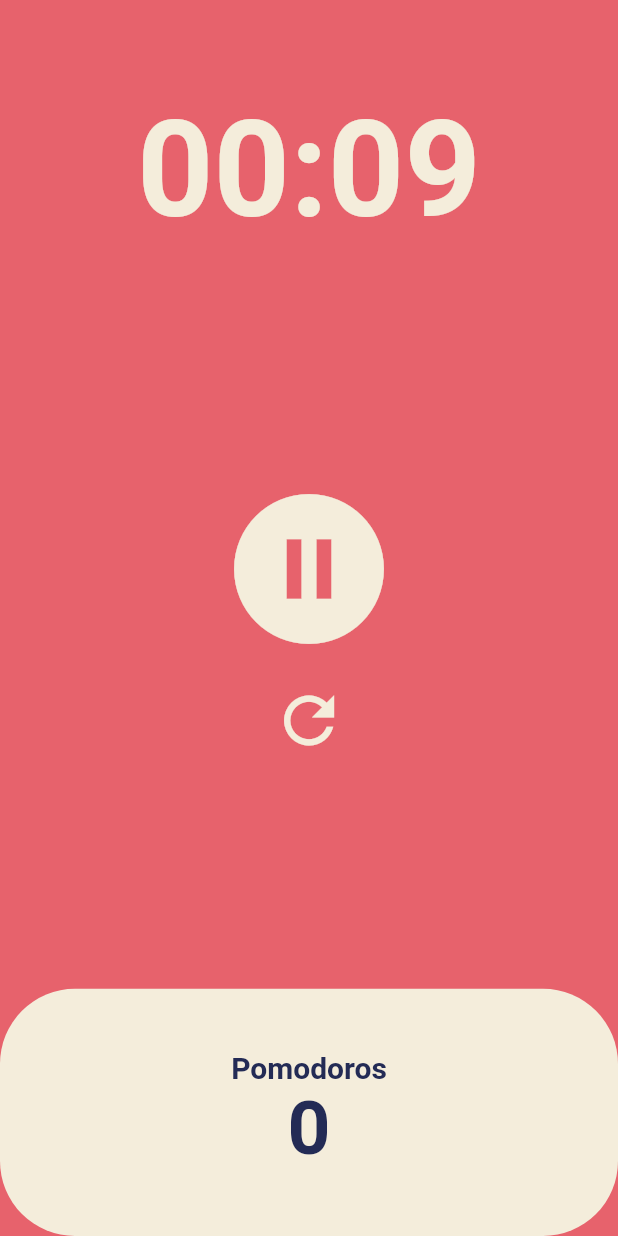
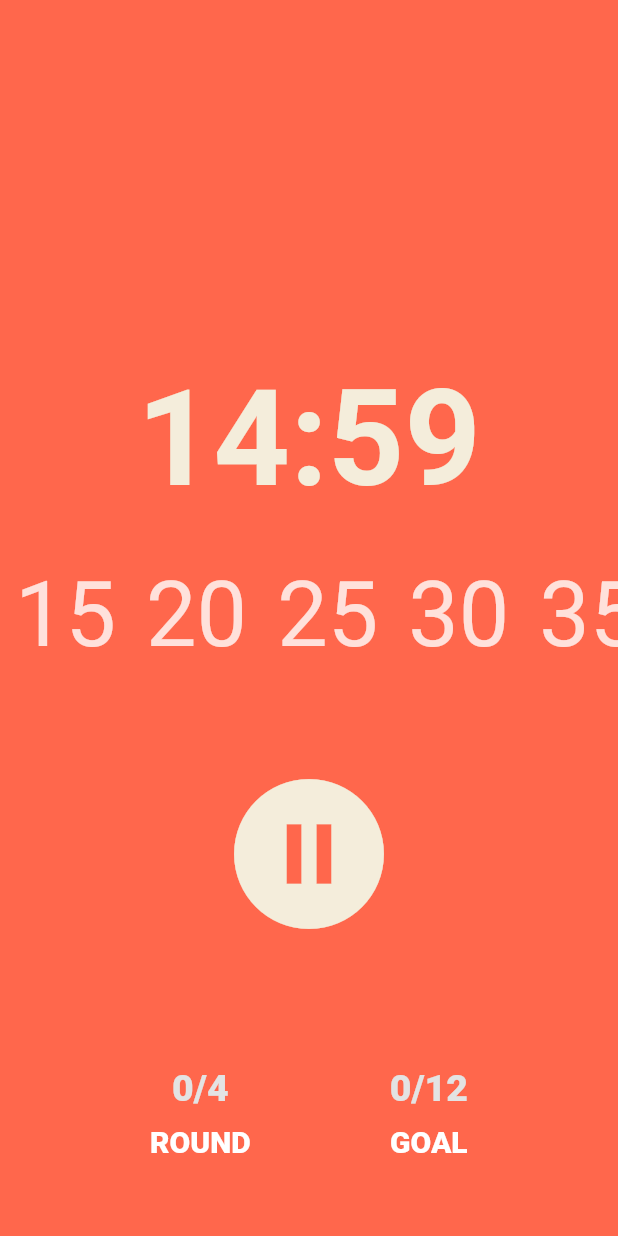
Before and after one commit to imsong97/FlutterStart, a Flutter app: the screen it shows after launch, after a tap on the "play circle outline" icon, on a phone screen of 412 x 824 dp. Run offline on Flutter 3.47's test engine with Material 2 defaults, Android fonts, the phone set to English and light mode, and no system bars.

Commit message:
플러터 챌린지 작업

```diff
--- a/Timer/lib/main.dart
+++ b/Timer/lib/main.dart
@@ -1,5 +1,5 @@
 import 'package:flutter/material.dart';
-import 'package:timer/HomeScreen.dart';
+import 'dart:async';
 
 void main() {
   runApp(const MyApp());
@@ -14,7 +14,7 @@ class MyApp extends StatelessWidget {
     return MaterialApp(
       title: 'Flutter Demo',
       theme: ThemeData(
-        backgroundColor: const Color(0xFFE7626C),
+        backgroundColor: Color(0xFFFF674C),
         textTheme: const TextTheme(
           headline1: TextStyle(
             color: Color(0xFF232B55),
@@ -22,7 +22,190 @@ class MyApp extends StatelessWidget {
         ),
         cardColor: const Color(0xFFF4EDDB),
       ),
-      home: const HomeScreen(),
+      home: const Challenge(),
     );
   }
 }
+
+class Challenge extends StatefulWidget {
+  const Challenge({Key? key}) : super(key: key);
+
+  @override
+  State<Challenge> createState() => _ChallengeState();
+}
+
+class _ChallengeState extends State<Challenge> {
+  static const INIT_SECONDS = 0;
+  static const INIT_BREAK_SECONDS = 300;
+
+  int totalSeconds = INIT_SECONDS;
+  bool isRunning = false;
+  late Timer timer;
+  int pomodoros = 0;
+  int goal = 0;
+
+  late final List<int> _minuteList = [15, 20, 25, 30, 35];
+
+  bool nowBreakTime = false;
+  late Timer breakTimer;
+  int breakTimeSeconds = INIT_BREAK_SECONDS;
+
+  String _formatter(int seconds) {
+    return Duration(seconds: seconds).toString().split(".").first.substring(2, 7);
+  }
+
+  void _startCount() {
+    isRunning = true;
+    timer = Timer.periodic(const Duration(seconds: 1), (timer) {
+      if(totalSeconds == 0) {
+        pomodoros++;
+        isRunning = false;
+        totalSeconds = INIT_SECONDS;
+        timer.cancel();
+        if (pomodoros == 4) {
+          pomodoros = 0;
+          goal++;
+        }
+        _startBreakTimer();
+      } else {
+        totalSeconds--;
+      }
+      setState(() {});
+    });
+    setState(() {});
+  }
+
+  void _onPause() {
+    timer.cancel();
+    isRunning = false;
+    setState(() {});
+  }
+
+  void _startBreakTimer() {
+    nowBreakTime = true;
+    breakTimer = Timer.periodic(const Duration(seconds: 1), (timer) {
+      if(breakTimeSeconds == 0) {
+        nowBreakTime = false;
+        breakTimeSeconds = INIT_BREAK_SECONDS;
+        timer.cancel();
+      } else {
+        breakTimeSeconds--;
+      }
+      setState(() {});
+    });
+  }
+
+  void _showBreakTimeDialog() {
+    showDialog(
+      context: context,
+      builder: (BuildContext context) {
+        return AlertDialog(
+          title: Text('Now Break Time!!'),
+          content: Text('5분 휴식 후 시작하세요.'),
+          actions: [
+            TextButton(
+              onPressed: () {
+                Navigator.of(context).pop();
+              },
+              child: Text('OK'),
+            ),
+          ],
+        );
+      },
+    );
+  }
+
+  @override
+  Widget build(BuildContext context) {
+    return Scaffold(
+      backgroundColor: Theme.of(context).backgroundColor,
+      body: Column(
+        children: [
+          Flexible(child: Container(
+            alignment: Alignment.bottomCenter,
+            child: Text(_formatter(totalSeconds),
+                style: TextStyle(
+                  color: Theme.of(context).cardColor,
+                  fontSize: 89,
+                  fontWeight: FontWeight.w600,)
+            ),
+          ), flex: 3,),
+          SizedBox(height: 20,),
+          Flexible(child: Container(
+            height: 90,
+            child: ListView.builder(
+              itemCount: _minuteList.length,
+              scrollDirection: Axis.horizontal,
+              itemBuilder: (context, i) {
+                return GestureDetector(
+                  child: Container(
+                    padding: EdgeInsets.all(10),
+                    child: Text(_minuteList[i].toString(), style: TextStyle(color: Colors.white.withOpacity(0.8), fontSize: 60)),
+                  ),
+                  onTap: () {
+                    if (!isRunning) {
+                      totalSeconds = 10;
+                      setState(() {});
+                    }
+                  },
+                );
+              }, ),
+          ), flex: 1,),
+          Flexible(child: Column(
+              mainAxisAlignment: MainAxisAlignment.center,
+              children: [
+                IconButton(
+                  iconSize: 120,
+                  color: Theme.of(context).cardColor,
+                  onPressed: (){
+                    if (isRunning) {
+                      _onPause();
+                    } else {
+                      if (nowBreakTime) {
+                        _showBreakTimeDialog();
+                      } else {
+                        if (totalSeconds == 0) totalSeconds = _minuteList[0] * 60;
+                        _startCount();
+                      }
+                    }
+                  },
+                  icon: Icon(isRunning ? Icons.pause_circle : Icons.play_circle_outline),
+                ),
+              ]
+          ), flex: 2,),
+          Flexible(child: Padding(
+            padding: const EdgeInsets.symmetric(horizontal: 100),
+            child: Row(
+              mainAxisAlignment: MainAxisAlignment.spaceBetween,
+              crossAxisAlignment: CrossAxisAlignment.end,
+              children: [
+                Container(
+                  child: Column(
+                    mainAxisAlignment: MainAxisAlignment.center,
+                    children: [
+                      Text("$pomodoros/4",
+                        style: TextStyle(fontSize: 25, color: Color(0xFFE3E3E3), fontWeight: FontWeight.w900),),
+                      SizedBox(height: 10,),
+                      Text("ROUND", style: TextStyle(fontSize: 20, color: Colors.white, fontWeight: FontWeight.w900))
+                    ],
+                  ),
+                ),
+                Container(
+                  child: Column(
+                    mainAxisAlignment: MainAxisAlignment.center,
+                    children: [
+                      Text("$goal/12",
+                        style: TextStyle(fontSize: 25, color: Color(0xFFE3E3E3), fontWeight: FontWeight.w900),),
+                      SizedBox(height: 10,),
+                      Text("GOAL", style: TextStyle(fontSize: 20, color: Colors.white, fontWeight: FontWeight.w900))
+                    ],
+                  ),
+                ),
+              ],
+            ),
+          ), flex: 1,)
+        ],
+      ),
+    );
+  }
+}
```
Also changed, not shown: Timer/pubspec.lock, 1 other file.
